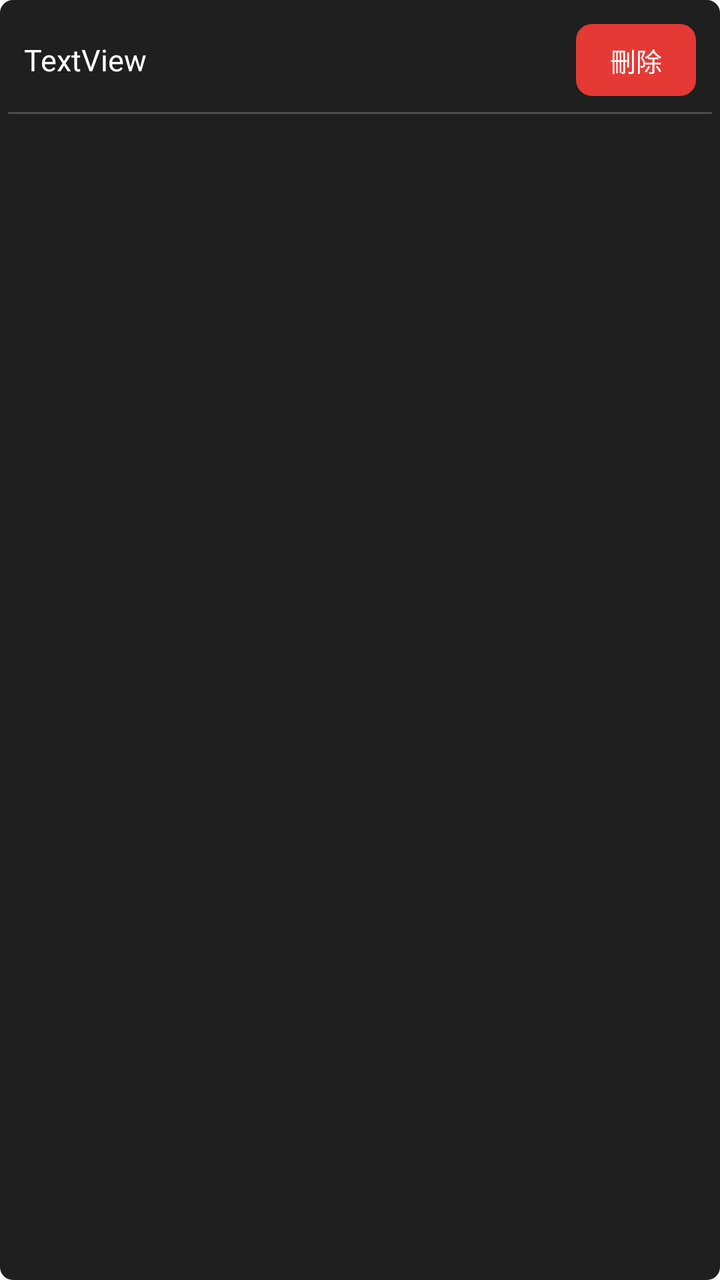
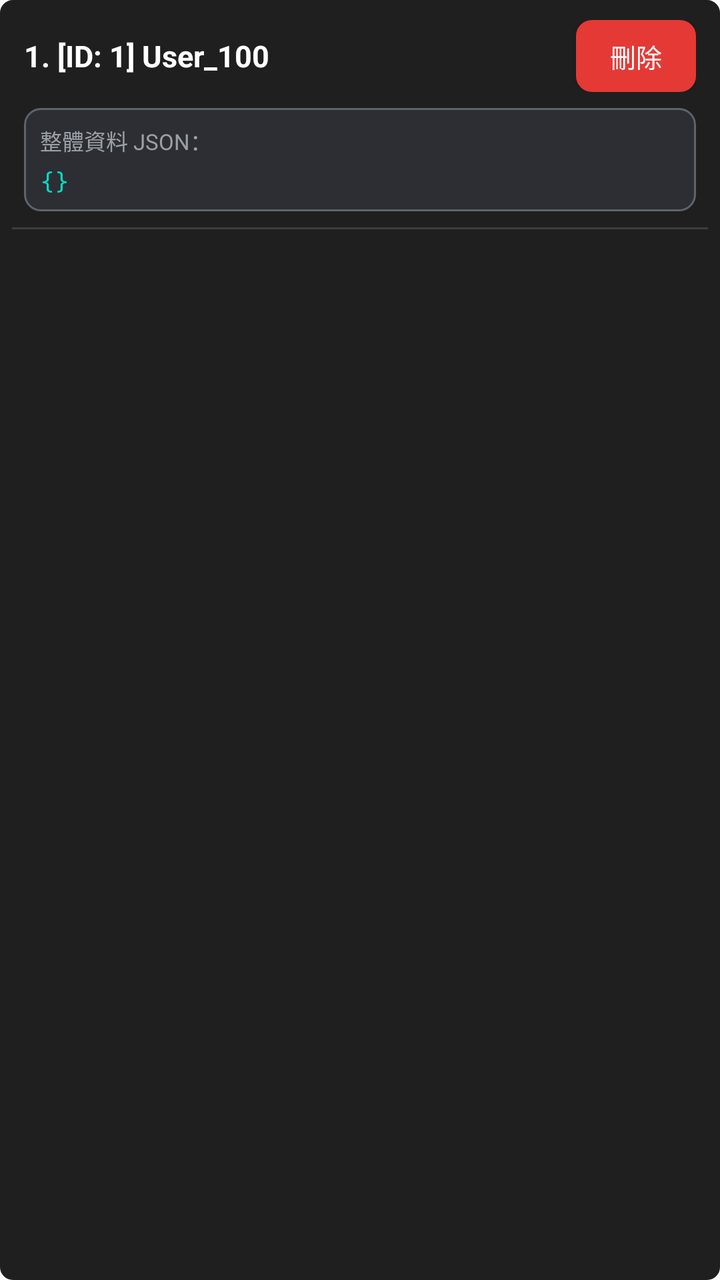

Before-and-after screenshots of an Android layout around one commit, followed by the original layout XML and the change that was made.
<!-- AndroidManifest.xml: application theme AppTheme -->
<!-- res/layout/itemuser.xml -->
<?xml version="1.0" encoding="utf-8"?>
<LinearLayout xmlns:android="http://schemas.android.com/apk/res/android"
    android:layout_width="match_parent"
    android:layout_height="wrap_content"
    android:layout_marginBottom="8dp"
    android:background="@drawable/panel_bg_all_20_1f1f1f"
    android:orientation="vertical"
    android:padding="4dp">

    <LinearLayout
        android:layout_width="match_parent"
        android:layout_height="wrap_content"
        android:gravity="center_vertical"
        android:orientation="horizontal"
        android:padding="8dp">

        <TextView
            android:id="@+id/tv_text"
            android:layout_width="0dp"
            android:layout_height="wrap_content"
            android:layout_weight="1"
            android:gravity="start|center_vertical"
            android:lineSpacingExtra="2dp"
            android:text="TextView"
            android:textColor="@color/white"
            android:textSize="15sp" />

        <Button
            android:id="@+id/btnItemDelete"
            android:layout_width="wrap_content"
            android:layout_height="36dp"
            android:layout_marginStart="8dp"
            android:background="@drawable/bg_btn_danger"
            android:minWidth="60dp"
            android:paddingHorizontal="10dp"
            android:text="刪除"
            android:textColor="@color/white"
            android:textSize="13sp" />
    </LinearLayout>

    <ImageView
        android:id="@+id/imageView"
        android:layout_width="match_parent"
        android:layout_height="1dp"
        android:background="#33FFFFFF" />

</LinearLayout>
<!-- resources referenced by this layout -->
<resources>
  <color name="white">#FFFFFFFF</color>
  <!-- drawable bg_btn_danger (drawable) -->
  <?xml version="1.0" encoding="utf-8"?>
  <shape xmlns:android="http://schemas.android.com/apk/res/android"
      android:shape="rectangle">
      <solid android:color="#E53935" />
      <corners android:radius="8dp" />
  </shape>
  <!-- drawable panel_bg_all_20_1f1f1f (drawable-hdpi) -->
  <?xml version="1.0" encoding="utf-8"?>
  <selector xmlns:android="http://schemas.android.com/apk/res/android">
      <item>
          <shape>
              <solid android:color="@color/color_1f1f1f" />
              <stroke
                  android:width="1dp"
                  android:color="@color/color_1f1f1f" />
              <corners
                  android:radius="6dp"/>
          </shape>
      </item>
  </selector>
  <style name="AppTheme" parent="Theme.AppCompat.Light.DarkActionBar">
          
          <item name="colorPrimary">@color/colorPrimary</item>
          <item name="colorPrimaryDark">@color/colorPrimaryDark</item>
          <item name="colorAccent">@color/colorAccent</item>
          <item name="windowActionBar">false</item>
          <item name="windowNoTitle">true</item>
  
      </style>
  <color name="color_1f1f1f">#1F1F1F</color>
  <color name="colorPrimary">#6200EE</color>
  <color name="colorPrimaryDark">#3700B3</color>
  <color name="colorAccent">#03DAC5</color>
</resources>

<!-- the commit's change to res/layout/itemuser.xml (unified diff, before → after) -->
@@ -5,14 +5,16 @@
     android:layout_marginBottom="8dp"
     android:background="@drawable/panel_bg_all_20_1f1f1f"
     android:orientation="vertical"
-    android:padding="4dp">
+    android:padding="6dp">
 
+    
     <LinearLayout
         android:layout_width="match_parent"
         android:layout_height="wrap_content"
         android:gravity="center_vertical"
         android:orientation="horizontal"
-        android:padding="8dp">
+        android:paddingHorizontal="6dp"
+        android:paddingVertical="4dp">
 
         <TextView
             android:id="@+id/tv_text"
@@ -21,9 +23,10 @@
             android:layout_weight="1"
             android:gravity="start|center_vertical"
             android:lineSpacingExtra="2dp"
-            android:text="TextView"
+            android:text="1. [ID: 1] User_100"
             android:textColor="@color/white"
-            android:textSize="15sp" />
+            android:textSize="15sp"
+            android:textStyle="bold" />
 
         <Button
             android:id="@+id/btnItemDelete"
@@ -38,10 +41,40 @@
             android:textSize="13sp" />
     </LinearLayout>
 
+    
+    <LinearLayout
+        android:layout_width="match_parent"
+        android:layout_height="wrap_content"
+        android:layout_marginHorizontal="6dp"
+        android:layout_marginVertical="4dp"
+        android:background="@drawable/bg_edit_text"
+        android:orientation="vertical"
+        android:padding="8dp">
+
+        <TextView
+            android:layout_width="wrap_content"
+            android:layout_height="wrap_content"
+            android:text="整體資料 JSON："
+            android:textColor="#9AA0A6"
+            android:textSize="11sp" />
+
+        <TextView
+            android:id="@+id/tv_json"
+            android:layout_width="match_parent"
+            android:layout_height="wrap_content"
+            android:layout_marginTop="3dp"
+            android:fontFamily="monospace"
+            android:lineSpacingExtra="2dp"
+            android:text="{}"
+            android:textColor="#03DAC5"
+            android:textSize="12sp" />
+    </LinearLayout>
+
     <ImageView
         android:id="@+id/imageView"
         android:layout_width="match_parent"
         android:layout_height="1dp"
-        android:background="#33FFFFFF" />
+        android:layout_marginTop="4dp"
+        android:background="#22FFFFFF" />
 
 </LinearLayout>
<!-- resource entries referenced after the edit -->
@@ -6,6 +6,16 @@
   <shape xmlns:android="http://schemas.android.com/apk/res/android"
       android:shape="rectangle">
       <solid android:color="#E53935" />
+      <corners android:radius="8dp" />
+  </shape>
+  <!-- drawable bg_edit_text (drawable) -->
+  <?xml version="1.0" encoding="utf-8"?>
+  <shape xmlns:android="http://schemas.android.com/apk/res/android"
+      android:shape="rectangle">
+      <solid android:color="#2C2E33" />
+      <stroke
+          android:width="1dp"
+          android:color="#5F6368" />
       <corners android:radius="8dp" />
   </shape>
   <!-- drawable panel_bg_all_20_1f1f1f (drawable-hdpi) -->
